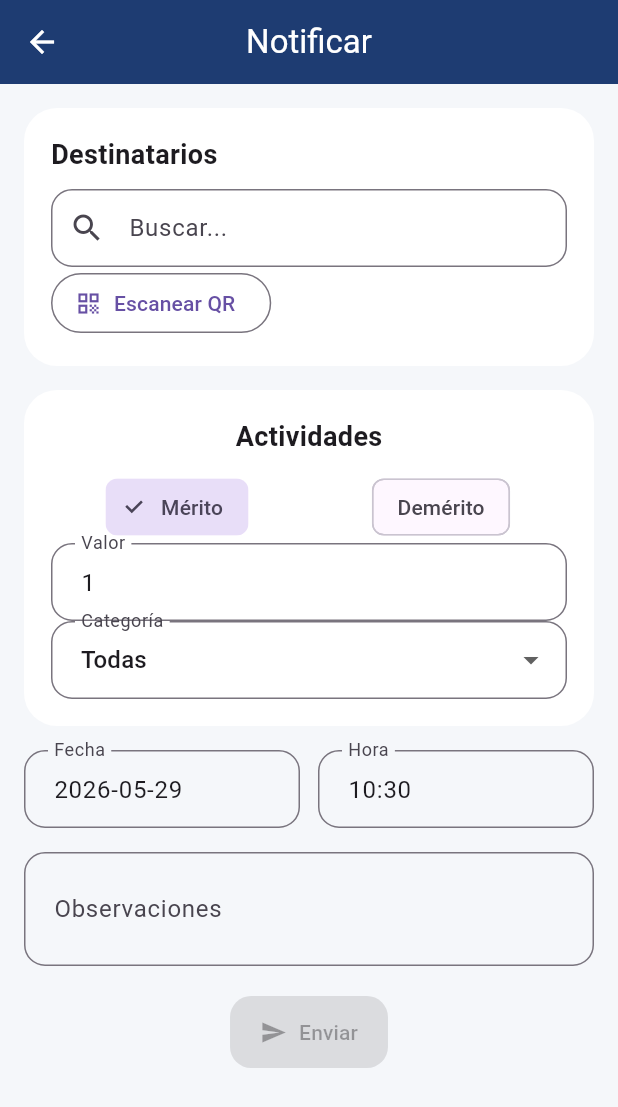
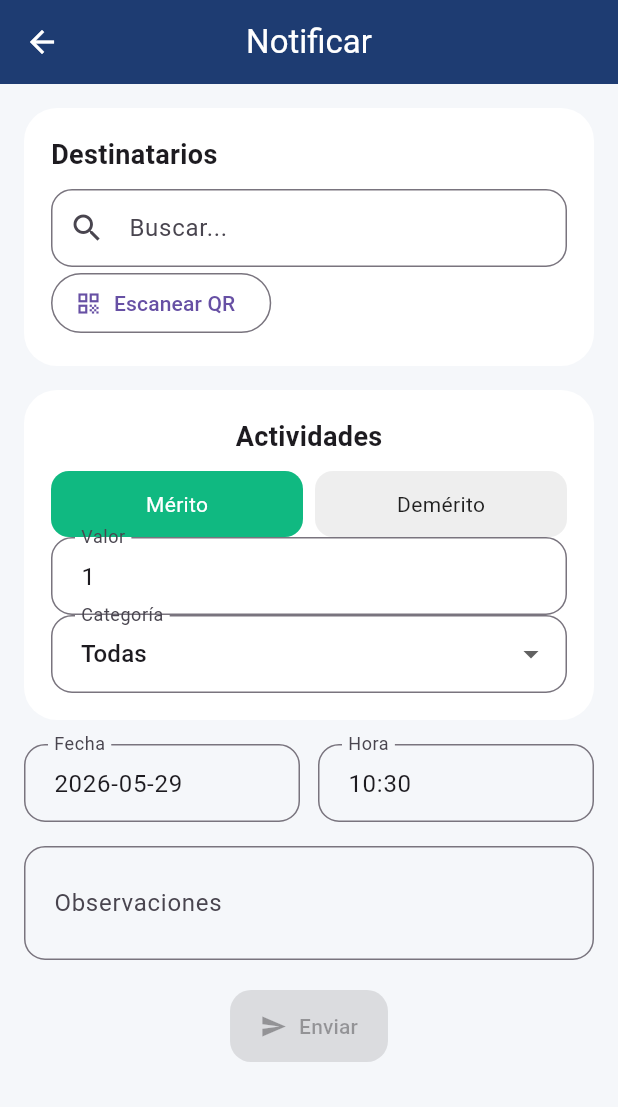
Before and after one commit to mplus2009/emcc-digital, a Flutter app: the NotificarScreen screen opened directly, on a phone screen of 412 x 824 dp. Shown: the top 1107 px of the screen. Run offline on Flutter 3.47's test engine with Material 3 defaults, Android fonts, the phone set to English and light mode, and no system bars; our stand-ins replace permission_handler, shared_preferences, sqflite; missing offline and left inert: mobile_scanner; accounts and stored records are empty; Roboto replaces fonts that are missing (Poppins).

Commit message:
Add NotificarScreen

```diff
--- a/lib/screens/notificar_screen.dart
+++ b/lib/screens/notificar_screen.dart
@@ -1,11 +1,10 @@
-import 'package:emcc_digital/services/database_service.dart';
-
 // lib/screens/notificar_screen.dart
 import 'package:flutter/material.dart';
+import 'package:emcc_digital/services/database_service.dart';
 import 'escaner_screen.dart';
 
 class NotificarScreen extends StatefulWidget {
-  final dynamic destinatarioPrecargado;
+  final Map<String, dynamic>? destinatarioPrecargado;
   const NotificarScreen({super.key, this.destinatarioPrecargado});
 
   @override
@@ -26,7 +25,7 @@ class _NotificarScreenState extends State<NotificarScreen> {
   final _hc = TextEditingController();
   final _obs = TextEditingController();
   final _cantidadController = TextEditingController(text: '1');
-  dynamic _sel;
+  Map<String, dynamic>? _sel;
   double _s10 = 1;
   double _s11 = 1;
   String? _catFiltro;
@@ -37,7 +36,7 @@ class _NotificarScreenState extends State<NotificarScreen> {
     _fc.text = DateTime.now().toString().split(' ')[0];
     _hc.text = DateTime.now().toString().substring(11, 16);
     if (widget.destinatarioPrecargado != null) {
-      _dest.add(widget.destinatarioPrecargado);
+      _dest.add(widget.destinatarioPrecargado!);
     }
     _load();
   }
@@ -81,9 +80,7 @@ class _NotificarScreenState extends State<NotificarScreen> {
     final puede = _dest.isNotEmpty && _acts.isNotEmpty;
     final hay10 = _dest.any((d) => d['grado'] == '10mo');
     final hay11 = _dest.any((d) => d['grado'] != '10mo');
-    final cats = {
-      ..._catActual.map((c) => c['categoria'] as String).where((c) => c != null)
-    };
+    final cats = {..._catActual.map((c) => c['categoria'] as String).where((c) => c != null)};
 
     return Scaffold(
       appBar: AppBar(title: const Text('Notificar')),
@@ -91,289 +88,121 @@ class _NotificarScreenState extends State<NotificarScreen> {
         padding: const EdgeInsets.all(16),
         child: Column(
           children: [
-            // Destinatarios
             Container(
               padding: const EdgeInsets.all(18),
-              decoration: BoxDecoration(
-                color: Colors.white,
-                borderRadius: BorderRadius.circular(22),
-              ),
+              decoration: BoxDecoration(color: Colors.white, borderRadius: BorderRadius.circular(22)),
               child: Column(
                 crossAxisAlignment: CrossAxisAlignment.start,
                 children: [
-                  const Text(
-                    'Destinatarios',
-                    style: TextStyle(fontSize: 18, fontWeight: FontWeight.w700),
-                  ),
+                  const Text('Destinatarios', style: TextStyle(fontSize: 18, fontWeight: FontWeight.w700)),
                   const SizedBox(height: 10),
-                  Wrap(
-                    spacing: 8,
-                    children: _dest.map((d) => Chip(
-                      label: Text(d['nombre']),
-                      onDeleted: () => setState(() => _dest.remove(d)),
-                    )).toList(),
-                  ),
-                  TextField(
-                    controller: _bc,
-                    decoration: const InputDecoration(
-                      hintText: 'Buscar...',
-                      prefixIcon: Icon(Icons.search),
-                    ),
+                  Wrap(spacing: 8, children: _dest.asMap().entries.map((entry) => Chip(
+                    label: Text(entry.value['nombre']),
+                    onDeleted: () => setState(() => _dest.removeAt(entry.key)),
+                  )).toList()),
+                  TextField(controller: _bc, decoration: const InputDecoration(hintText: 'Buscar...', prefixIcon: Icon(Icons.search)),
                     onChanged: (q) async {
                       if (q.length > 1) {
                         final r = await DatabaseService.buscarEstudiantes(q);
                         if (mounted) setState(() => _search = r);
-                      } else {
-                        setState(() => _search = []);
-                      }
+                      } else { setState(() => _search = []); }
                     },
                   ),
                   ..._search.map((e) => ListTile(
                     title: Text('${e['nombre']} ${e['apellidos']}'),
                     onTap: () {
-                      _dest.add({
-                        'id': '${e['id']}',
-                        'nombre': '${e['nombre']} ${e['apellidos']}',
-                        'ci': '${e['CI']}',
-                        'grado': e['grado'] ?? '10mo',
-                      });
-                      setState(() {
-                        _search = [];
-                        _bc.clear();
-                      });
+                      _dest.add({'id': '${e['id']}', 'nombre': '${e['nombre']} ${e['apellidos']}', 'ci': '${e['CI']}', 'grado': e['grado'] ?? '10mo'});
+                      setState(() { _search = []; _bc.clear(); });
                     },
                   )),
-                  OutlinedButton.icon(
-                    onPressed: () async {
-                      final r = await Navigator.push<List>(
-                        context,
-                        MaterialPageRoute(
-                          builder: (_) => const EscanerScreen(),
-                        ),
-                      );
-                      if (r != null && mounted) {
-                        setState(() => _dest.addAll(r as List));
-                      }
-                    },
-                    icon: const Icon(Icons.qr_code),
-                    label: const Text('Escanear QR'),
-                  ),
+                  OutlinedButton.icon(onPressed: () async {
+                    final result = await Navigator.push<List<Map<String, dynamic>>>(
+                      context, MaterialPageRoute(builder: (_) => const EscanerScreen()));
+                    if (result != null && mounted) setState(() => _dest.addAll(result));
+                  }, icon: const Icon(Icons.qr_code), label: const Text('Escanear QR')),
                 ],
               ),
             ),
             const SizedBox(height: 16),
-            // Actividades
             Container(
               padding: const EdgeInsets.all(18),
-              decoration: BoxDecoration(
-                color: Colors.white,
-                borderRadius: BorderRadius.circular(22),
+              decoration: BoxDecoration(color: Colors.white, borderRadius: BorderRadius.circular(22)),
+              child: Column(children: [
+                const Text('Actividades', style: TextStyle(fontSize: 18, fontWeight: FontWeight.w700)),
+                const SizedBox(height: 10),
+                Row(children: [
+                  Expanded(child: GestureDetector(
+                    onTap: () => setState(() => _tipo = 'merito'),
+                    child: Container(padding: const EdgeInsets.symmetric(vertical: 12),
+                      decoration: BoxDecoration(color: _tipo == 'merito' ? const Color(0xFF10B981) : Colors.grey.shade200, borderRadius: BorderRadius.circular(12)),
+                      child: Center(child: Text('Mérito', style: TextStyle(color: _tipo == 'merito' ? Colors.white : Colors.black87))),
                     ),
-              child: Column(
-                children: [
-                  const Text(
-                    'Actividades',
-                    style: TextStyle(fontSize: 18, fontWeight: FontWeight.w700),
+                  )),
+                  const SizedBox(width: 8),
+                  Expanded(child: GestureDetector(
+                    onTap: () => setState(() => _tipo = 'demerito'),
+                    child: Container(padding: const EdgeInsets.symmetric(vertical: 12),
+                      decoration: BoxDecoration(color: _tipo == 'demerito' ? const Color(0xFFEF4444) : Colors.grey.shade200, borderRadius: BorderRadius.circular(12)),
+                      child: Center(child: Text('Demérito', style: TextStyle(color: _tipo == 'demerito' ? Colors.white : Colors.black87))),
                     ),
-                  const SizedBox(height: 10),
-                  Row(
-                    children: [
-                      Expanded(
-                        child: ChoiceChip(
-                          label: const Text('Mérito'),
-                          selected: _tipo == 'merito',
-                          onSelected: (_) => setState(() => _tipo = 'merito'),
-                        ),
-                      ),
-                      const SizedBox(width: 8),
-                      Expanded(
-                        child: ChoiceChip(
-                          label: const Text('Demérito'),
-                          selected: _tipo == 'demerito',
-                          onSelected: (_) => setState(() => _tipo = 'demerito'),
-                        ),
-                      ),
-                    ],
-                  ),
-                  if (_tipo == 'merito')
-                    TextField(
-                      controller: _cantidadController,
-                      decoration: const InputDecoration(labelText: 'Valor'),
-                      keyboardType: TextInputType.number,
-                    ),
+                  )),
+                ]),
+                if (_tipo == 'merito') TextField(controller: _cantidadController, decoration: const InputDecoration(labelText: 'Valor'), keyboardType: TextInputType.number),
                 DropdownButtonFormField<String>(
-                    value: _catFiltro,
-                    decoration: const InputDecoration(labelText: 'Categoría'),
-                    items: [
-                      const DropdownMenuItem(value: null, child: Text('Todas')),
-                      ...cats.map((c) => DropdownMenuItem(
-                        value: c,
-                        child: Text(c),
-                      )),
-                    ],
+                  value: _catFiltro, decoration: const InputDecoration(labelText: 'Categoría'),
+                  items: [const DropdownMenuItem(value: null, child: Text('Todas')), ...cats.map((c) => DropdownMenuItem(value: c, child: Text(c)))],
                   onChanged: (v) => setState(() => _catFiltro = v),
                 ),
-                  ..._catActual
-                      .where((a) =>
-                          _catFiltro == null || a['categoria'] == _catFiltro)
-                      .map((a) => ListTile(
-                            title: Text(_tipo == 'merito'
-                                ? a['causa']
-                                : a['falta']),
-                            subtitle: Text(_tipo == 'merito'
-                                ? '+${a['meritos']}'
-                                : '10mo: ${a['demeritos_10mo']}'),
-                            trailing: const Icon(
-                              Icons.add_circle_outline,
-                              color: Colors.green,
-                            ),
+                ..._catActual.where((a) => _catFiltro == null || a['categoria'] == _catFiltro).map((a) => ListTile(
+                  title: Text(_tipo == 'merito' ? a['causa'] : a['falta']),
+                  subtitle: Text(_tipo == 'merito' ? '+${a['meritos']}' : '10mo: ${a['demeritos_10mo']}'),
+                  trailing: const Icon(Icons.add_circle_outline, color: Colors.green),
                   onTap: () => setState(() => _sel = a),
                 )),
                 if (_sel != null && _tipo == 'demerito') ...[
-                    if (hay10)
-                      Container(
-                        padding: const EdgeInsets.all(12),
-                        margin: const EdgeInsets.only(top: 10),
-                        color: Colors.amber.shade100,
-                        child: Column(
-                          children: [
-                            const Text('Rango 10mo'),
-                            Slider(
-                              min: 1,
-                              max: 3,
-                              value: _s10,
-                              onChanged: (v) => setState(() => _s10 = v),
-                            ),
-                            Text('${_s10.toInt()}'),
+                  if (hay10) Container(padding: const EdgeInsets.all(12), margin: const EdgeInsets.only(top: 10), color: Colors.amber.shade100,
+                    child: Column(children: [const Text('Rango 10mo'), Slider(min: 1, max: 3, value: _s10, onChanged: (v) => setState(() => _s10 = v)), Text('${_s10.toInt()}')])),
+                  if (hay11) Container(padding: const EdgeInsets.all(12), margin: const EdgeInsets.only(top: 10), color: Colors.amber.shade100,
+                    child: Column(children: [const Text('Rango 11no/12mo'), Slider(min: 1, max: 3, value: _s11, onChanged: (v) => setState(() => _s11 = v)), Text('${_s11.toInt()}')])),
                 ],
-                        ),
-                      ),
-                    if (hay11)
-                      Container(
-                        padding: const EdgeInsets.all(12),
-                        margin: const EdgeInsets.only(top: 10),
-                        color: Colors.amber.shade100,
-                        child: Column(
-                          children: [
-                            const Text('Rango 11no/12mo'),
-                            Slider(
-                              min: 1,
-                              max: 3,
-                              value: _s11,
-                              onChanged: (v) => setState(() => _s11 = v),
-                            ),
-                            Text('${_s11.toInt()}'),
-                          ],
-                        ),
-                      ),
-                  ],
-                  if (_sel != null)
-                    ElevatedButton(
-                      onPressed: () {
-                        _acts.add({
-                          'nombre': _tipo == 'merito'
-                              ? _sel['causa']
-                              : _sel['falta'],
-                          'cantidad': _calcCantidad(),
-                          'tipo': _tipo,
-                          'categoria': _sel['categoria'],
-                        });
+                if (_sel != null) ElevatedButton(onPressed: () {
+                  _acts.add({'nombre': _tipo == 'merito' ? _sel!['causa'] : _sel!['falta'], 'cantidad': _calcCantidad(), 'tipo': _tipo, 'categoria': _sel!['categoria']});
                   setState(() => _sel = null);
-                      },
-                      child: const Text('Agregar'),
-                    ),
-                  ..._acts.map((a) => ListTile(
-                        title: Text(a['nombre']),
-                        subtitle: Text(
-                          '${a['tipo'] == 'merito' ? '+' : '-'}${a['cantidad']}',
-                        ),
-                        trailing: IconButton(
-                          icon: const Icon(Icons.delete),
-                          onPressed: () => setState(() => _acts.remove(a)),
-                        ),
+                }, child: const Text('Agregar')),
+                ..._acts.asMap().entries.map((entry) => ListTile(
+                  title: Text(entry.value['nombre']),
+                  subtitle: Text('${entry.value['tipo'] == 'merito' ? '+' : '-'}${entry.value['cantidad']}'),
+                  trailing: IconButton(icon: const Icon(Icons.delete), onPressed: () => setState(() => _acts.removeAt(entry.key))),
                 )),
-                ],
-              ),
+              ]),
             ),
             const SizedBox(height: 16),
-            Row(
-              children: [
-                Expanded(
-                  child: TextField(
-                    controller: _fc,
-                    decoration: const InputDecoration(labelText: 'Fecha'),
-                    readOnly: true,
-                    onTap: () async {
-                      final d = await showDatePicker(
-                        context: context,
-                        initialDate: DateTime.now(),
-                        firstDate: DateTime(2020),
-                        lastDate: DateTime(2030),
-                      );
-                      if (d != null) {
-                        _fc.text = d.toString().split(' ')[0];
-                      }
-                    },
-                  ),
-                ),
+            Row(children: [
+              Expanded(child: TextField(controller: _fc, decoration: const InputDecoration(labelText: 'Fecha'), readOnly: true, onTap: () async {
+                final d = await showDatePicker(context: context, initialDate: DateTime.now(), firstDate: DateTime(2020), lastDate: DateTime(2030));
+                if (d != null) _fc.text = d.toString().split(' ')[0];
+              })),
               const SizedBox(width: 12),
-                Expanded(
-                  child: TextField(
-                    controller: _hc,
-                    decoration: const InputDecoration(labelText: 'Hora'),
-                    readOnly: true,
-                    onTap: () async {
-                      final t = await showTimePicker(
-                        context: context,
-                        initialTime: TimeOfDay.now(),
-                      );
-                      if (t != null) {
-                        _hc.text =
-                            '${t.hour.toString().padLeft(2, '0')}:${t.minute.toString().padLeft(2, '0')}';
-                      }
-                    },
-                  ),
-                ),
-              ],
-            ),
+              Expanded(child: TextField(controller: _hc, decoration: const InputDecoration(labelText: 'Hora'), readOnly: true, onTap: () async {
+                final t = await showTimePicker(context: context, initialTime: TimeOfDay.now());
+                if (t != null) _hc.text = '${t.hour.toString().padLeft(2, '0')}:${t.minute.toString().padLeft(2, '0')}';
+              })),
+            ]),
             const SizedBox(height: 16),
-            TextField(
-              controller: _obs,
-              maxLines: 2,
-              decoration: const InputDecoration(labelText: 'Observaciones'),
-            ),
+            TextField(controller: _obs, maxLines: 2, decoration: const InputDecoration(labelText: 'Observaciones')),
             const SizedBox(height: 20),
-            ElevatedButton.icon(
-              onPressed: puede && !_sending
-                  ? () async {
+            ElevatedButton.icon(onPressed: puede && !_sending ? () async {
               setState(() => _sending = true);
               final u = DatabaseService.usuario;
               await DatabaseService.enviarNotificacion({
-                        'destinatarios': _dest,
-                        'actividades': _acts,
-                        'fecha': _fc.text,
-                        'hora': _hc.text,
-                        'id_star': u?.id,
-                        'cargo_notificador': u?.cargo,
-                        'observaciones': _obs.text,
+                'destinatarios': _dest, 'actividades': _acts, 'fecha': _fc.text, 'hora': _hc.text,
+                'id_star': u?.id, 'cargo_notificador': u?.cargo, 'observaciones': _obs.text,
               });
               if (mounted) {
-                        ScaffoldMessenger.of(context).showSnackBar(
-                          const SnackBar(content: Text('Enviado')),
-                        );
-                        setState(() {
-                          _dest = [];
-                          _acts = [];
-                          _sending = false;
-                        });
+                ScaffoldMessenger.of(context).showSnackBar(const SnackBar(content: Text('Enviado')));
+                setState(() { _dest = []; _acts = []; _sending = false; });
               }
-                    }
-                  : null,
-              icon: _sending
-                  ? const CircularProgressIndicator()
-                  : const Icon(Icons.send),
-              label: const Text('Enviar'),
-            ),
+            } : null, icon: _sending ? const CircularProgressIndicator() : const Icon(Icons.send), label: const Text('Enviar')),
           ],
         ),
       ),
```
Lines whose indentation alone changed are shown as unchanged.
